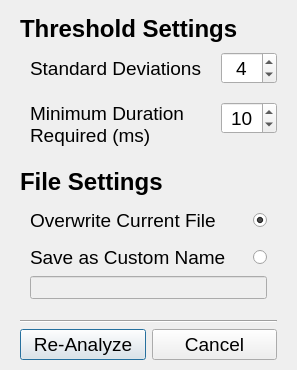
First picture: the form in AnalysisSettingsUI.ui, repository tennesseeBonner1/PiBlink, before the edit.
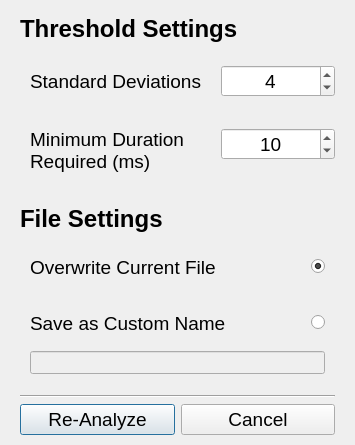
Second picture: the form after the edit.

Commit message:
polishing of graph and analysis menus
-Re-analyze window now remembers SD and min duration on open
-Invalid session name pop up for re-analyze feature now has bigger text like other pop up windows
-Tweaked UI files for graph and analysis to not clip some UI elements and look better in general (hope this translates well across computers)
-Anti-aliasing and shading are now checkboxes instead of dropdown options

What changed in the file:
```diff
--- a/AnalysisSettingsUI.ui
+++ b/AnalysisSettingsUI.ui
@@ -6,8 +6,8 @@
    <rect>
     <x>0</x>
     <y>0</y>
-    <width>297</width>
-    <height>370</height>
+    <width>355</width>
+    <height>445</height>
    </rect>
   </property>
   <property name="sizePolicy">
@@ -18,14 +18,14 @@
   </property>
   <property name="minimumSize">
    <size>
-    <width>297</width>
+    <width>355</width>
     <height>370</height>
    </size>
   </property>
   <property name="maximumSize">
    <size>
-    <width>297</width>
-    <height>370</height>
+    <width>355</width>
+    <height>445</height>
    </size>
   </property>
   <property name="windowTitle">
```
The commit also changes 9 other files.
